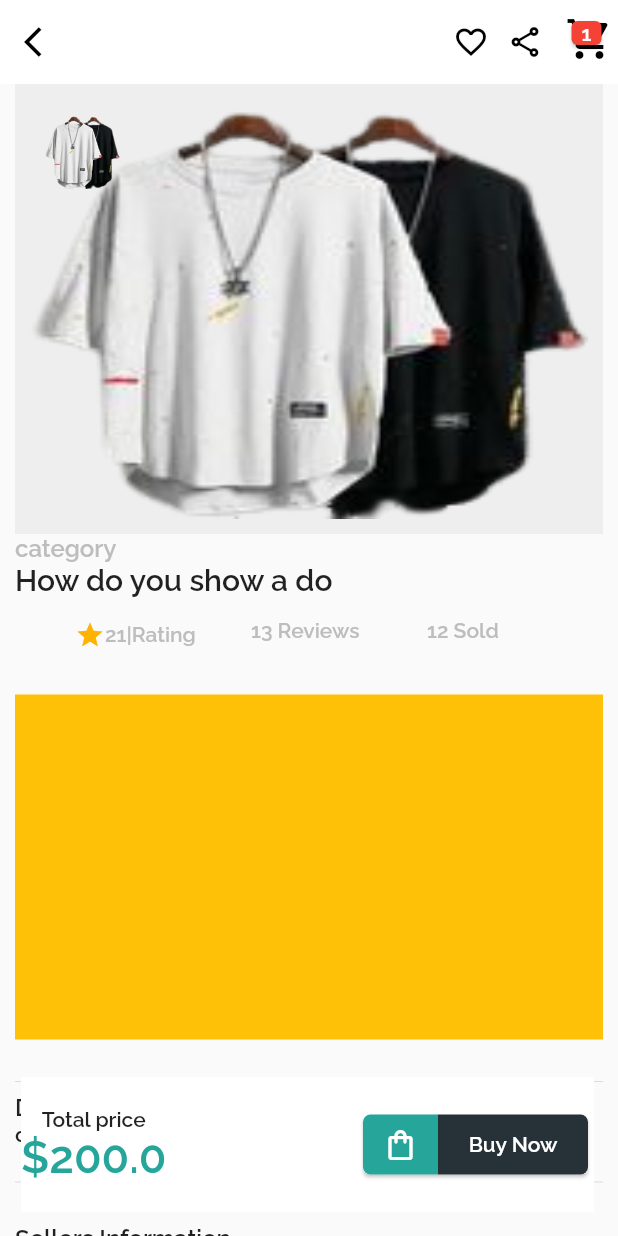
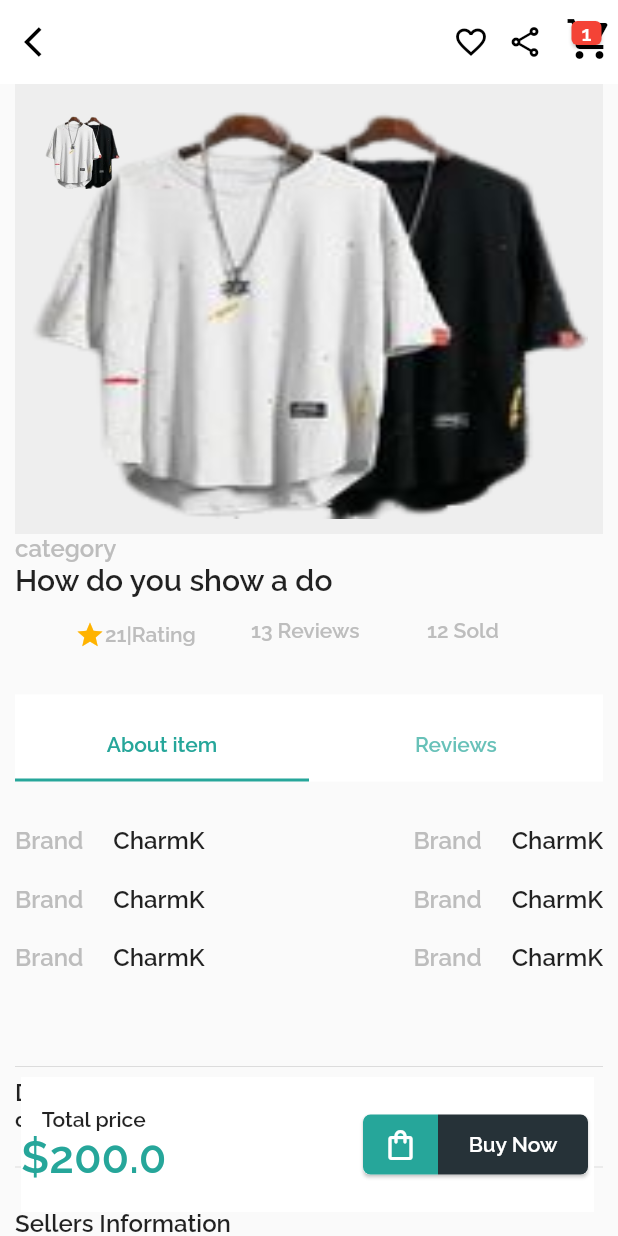
Before and after one commit to AmosLucky/moniepoint_test, a Flutter app: the screen it shows after launch, after a tap on "category", on a phone screen of 412 x 824 dp. Run offline on Flutter 3.47's test engine with Material 2 defaults, Android fonts, the phone set to English and light mode, and no system bars; drawn by our look-alikes of carousel_slider; our stand-ins replace animate_do, flutter_rating_bar, flutter_widget_from_html, page_transition, percent_indicator; missing offline and left inert: number_paginator.

Commit message:
Finish touching

```diff
--- /dev/null
+++ b/lib/animations/slide_up.dart
@@ -0,0 +1,36 @@
+import 'package:flutter/material.dart';
+
+class SlideUpAnimation extends StatefulWidget {
+  Widget child;
+  SlideUpAnimation({super.key, required this.child});
+
+  @override
+  State<SlideUpAnimation> createState() => _SlideUpAnimationState();
+}
+
+class _SlideUpAnimationState extends State<SlideUpAnimation>
+    with SingleTickerProviderStateMixin {
+  AnimationController? animation;
+  Animation<double>? _fadeInFadeOut;
+
+  @override
+  void initState() {
+    super.initState();
+    animation = AnimationController(
+      vsync: this,
+      duration: Duration(seconds: 1),
+    );
+    _fadeInFadeOut = Tween<double>(begin: 0.0, end: 1).animate(animation!);
+
+    animation!.forward();
+  }
+
+  @override
+  Widget build(BuildContext context) {
+    return Container(
+      child: Center(
+        child: FadeTransition(opacity: _fadeInFadeOut!, child: widget.child),
+      ),
+    );
+  }
+}
--- a/lib/constants/app_variables.dart
+++ b/lib/constants/app_variables.dart
@@ -1,2 +1,2 @@
-String appName = "MoniePointShop";
+String appName = "MoniePoint Shop";
 String slogan = "...best shoping experience";
--- a/lib/screens/home_screen.dart
+++ b/lib/screens/home_screen.dart
@@ -1,3 +1,4 @@
+import 'package:animate_do/animate_do.dart';
 import 'package:flutter/material.dart';
 import 'package:moniepoint_test/repos/product_repo.dart';
 import 'package:moniepoint_test/widgets/product_title.dart';
@@ -6,6 +7,7 @@ import '../constants/colors.dart';
 import '../widgets/carouse_head.dart';
 import '../widgets/icon_badge.dart';
 import '../widgets/list_widgets.dart';
+import '../widgets/navigation_bar.dart';
 import '../widgets/search_widget.dart';
 
 class HomeScreen extends StatefulWidget {
@@ -33,11 +35,12 @@ class _HomeScreenState extends State<HomeScreen> {
       body: SingleChildScrollView(
         child: Column(children: [
           Container(
-            height: 320,
+            height: 350,
             //color: Colors.amber,
-            child: const CarouselHead(),
+            child: FadeInUp(child: const CarouselHead()),
           ),
-          Container(
+          FadeInUp(
+            child: Container(
               margin: const EdgeInsets.symmetric(vertical: 10),
               height: 60,
               color: lightGrey,
@@ -58,6 +61,7 @@ class _HomeScreenState extends State<HomeScreen> {
                     ))
                   ]),
             ),
+          ),
           Container(
             padding: const EdgeInsets.symmetric(horizontal: 20),
             child: FutureBuilder(
@@ -77,12 +81,14 @@ class _HomeScreenState extends State<HomeScreen> {
                   );
                 }
 
-                return ListProducts(productMap: snapshot.data as List);
+                return FadeInUp(
+                    child: ListProducts(productMap: snapshot.data as List));
               },
             ),
           )
         ]),
       ),
+      bottomNavigationBar: navigationBar(),
     );
   }
 }
--- a/lib/screens/product_details.dart
+++ b/lib/screens/product_details.dart
@@ -1,3 +1,4 @@
+import 'package:animate_do/animate_do.dart';
 import 'package:flutter/material.dart';
 import 'package:flutter_rating_bar/flutter_rating_bar.dart';
 import 'package:flutter_widget_from_html/flutter_widget_from_html.dart';
@@ -8,10 +9,12 @@ import 'package:moniepoint_test/widgets/product_category.dart';
 import 'package:moniepoint_test/widgets/product_title.dart';
 import 'package:number_paginator/number_paginator.dart';
 
+import '../animations/slide_up.dart';
 import '../repos/product_repo.dart';
 import '../widgets/bottom_widget.dart';
 import '../widgets/detailed_thumbnail.dart';
 import '../widgets/image_rating.dart';
+import '../widgets/list_item.dart';
 import '../widgets/list_widgets.dart';
 import '../widgets/rating_deails.dart';
 import '../widgets/rating_row.dart';
@@ -67,28 +70,99 @@ class _ProductDetailsState extends State<ProductDetails> {
             padding: EdgeInsets.symmetric(horizontal: 10),
             alignment: Alignment.centerLeft,
             child: Column(children: [
-              DetailedThumbNail(
+              FadeInUp(
+                child: DetailedThumbNail(
                   images: widget.product.images,
                 ),
-              Container(
+              ),
+              FadeInUp(
+                child: Container(
                     alignment: Alignment.centerLeft,
                     child: ProductCategory(text: widget.product.category)),
-              Container(
+              ),
+              FadeInUp(
+                child: Container(
                     alignment: Alignment.centerLeft,
                     child: ProductTitle(
                       title: widget.product.title,
                       size: 20,
                     )),
-              Container(
+              ),
+              FadeInUp(
+                child: Container(
                   margin: EdgeInsets.symmetric(vertical: 10),
                   child: RatingDetails(
                     product: widget.product,
                   ),
                 ),
+              ),
+              FadeInUp(
+                child: Container(
+                    margin: EdgeInsets.symmetric(vertical: 20),
+                    height: 220,
+                    child: DefaultTabController(
+                      length: 2,
+                      child: Scaffold(
+                        appBar: AppBar(
+                          backgroundColor: whiteColor,
+                          foregroundColor: primaryColor,
+                          elevation: 0,
+                          toolbarHeight: 10,
+                          bottom: TabBar(
+                            labelColor: primaryColor,
+                            indicatorColor: primaryColor,
+                            tabs: const [
+                              Tab(
+                                text: "About item",
+                              ),
+                              Tab(
+                                text: "Reviews",
+                              ),
+                            ],
+                          ),
+                        ),
+                        body: TabBarView(children: [
                           Container(
                             margin: EdgeInsets.symmetric(vertical: 20),
-                height: 230,
-                color: Colors.amber,
+                            child: Column(children: [
+                              Container(
+                                margin: EdgeInsets.symmetric(vertical: 10),
+                                child: Row(
+                                  mainAxisAlignment:
+                                      MainAxisAlignment.spaceBetween,
+                                  children: [
+                                    ListItem(),
+                                    ListItem(),
+                                  ],
+                                ),
+                              ),
+                              Container(
+                                margin: EdgeInsets.symmetric(vertical: 10),
+                                child: Row(
+                                  mainAxisAlignment:
+                                      MainAxisAlignment.spaceBetween,
+                                  children: [
+                                    ListItem(),
+                                    ListItem(),
+                                  ],
+                                ),
+                              ),
+                              Container(
+                                margin: EdgeInsets.symmetric(vertical: 10),
+                                child: Row(
+                                  mainAxisAlignment:
+                                      MainAxisAlignment.spaceBetween,
+                                  children: [
+                                    ListItem(),
+                                    ListItem(),
+                                  ],
+                                ),
+                              )
+                            ]),
+                          )
+                        ]),
+                      ),
+                    )),
               ),
               const Divider(),
               Container(
--- a/lib/widgets/carouse_head.dart
+++ b/lib/widgets/carouse_head.dart
@@ -3,6 +3,7 @@ import 'package:flutter/material.dart';
 import 'package:moniepoint_test/constants/colors.dart';
 import 'package:moniepoint_test/models/product.dart';
 import 'package:moniepoint_test/repos/product_repo.dart';
+import 'package:page_transition/page_transition.dart';
 import 'package:provider/provider.dart';
 
 import '../repos/util_repo.dart';
@@ -26,7 +27,7 @@ class _CarouselHeadState extends State<CarouselHead> {
     return Column(children: [
       CarouselSlider(
         options: CarouselOptions(
-            height: size.height / 4,
+            height: size.height / 3.5,
             viewportFraction: 1.0,
             enlargeCenterPage: true,
             autoPlay: true,
@@ -57,8 +58,15 @@ class _CarouselHeadState extends State<CarouselHead> {
                       child: MaterialButton(
                         //shape: const StadiumBorder(),
                         onPressed: () {
-                          UtilRepo().navigateToScreen(context,
-                              ProductDetails(product: Product.fromJson(item)));
+                          Navigator.push(
+                              context,
+                              PageTransition(
+                                  type: PageTransitionType.bottomToTop,
+                                  duration: Duration(milliseconds: 500),
+                                  child: ProductDetails(
+                                      product: Product.fromJson(item))));
+                          // UtilRepo().navigateToScreen(context,
+                          //     ProductDetails(product: Product.fromJson(item)));
                         },
                         child: Text("Book Now"),
                         textColor: whiteColor,
--- /dev/null
+++ b/lib/widgets/list_item.dart
@@ -0,0 +1,21 @@
+import 'package:flutter/material.dart';
+import 'package:moniepoint_test/widgets/product_category.dart';
+import 'package:moniepoint_test/widgets/product_title.dart';
+
+class ListItem extends StatelessWidget {
+  const ListItem({super.key});
+
+  @override
+  Widget build(BuildContext context) {
+    return Row(
+      mainAxisAlignment: MainAxisAlignment.spaceEvenly,
+      children: [
+        ProductCategory(text: "Brand"),
+        SizedBox(
+          width: 20,
+        ),
+        ProductTitle(title: "CharmK")
+      ],
+    );
+  }
+}
--- /dev/null
+++ b/lib/widgets/navigation_bar.dart
@@ -0,0 +1,36 @@
+import 'package:flutter/material.dart';
+import 'package:moniepoint_test/constants/colors.dart';
+
+class navigationBar extends StatelessWidget {
+  @override
+  Widget build(BuildContext context) {
+    return BottomNavigationBar(
+      backgroundColor: whiteColor,
+      selectedItemColor: primaryColor,
+      unselectedItemColor: blackColor,
+      items: const <BottomNavigationBarItem>[
+        BottomNavigationBarItem(
+          icon: Icon(Icons.home),
+          label: ('Home'),
+          //backgroundColor: Colors.green
+        ),
+        BottomNavigationBarItem(
+            icon: Icon(Icons.search),
+            label: ('Voucher'),
+            backgroundColor: Colors.yellow),
+        BottomNavigationBarItem(
+          icon: Icon(Icons.person),
+          label: ('Wallet'),
+          backgroundColor: Colors.blue,
+        ),
+        BottomNavigationBarItem(
+          icon: Icon(Icons.person),
+          label: ('Settings'),
+          backgroundColor: Colors.blue,
+        )
+      ],
+      type: BottomNavigationBarType.shifting,
+    );
+    ;
+  }
+}
--- a/lib/widgets/single_product.dart
+++ b/lib/widgets/single_product.dart
@@ -7,6 +7,7 @@ import 'package:moniepoint_test/widgets/price_widget.dart';
 import 'package:moniepoint_test/widgets/product_category.dart';
 import 'package:moniepoint_test/widgets/product_imge.dart';
 import 'package:moniepoint_test/widgets/product_title.dart';
+import 'package:page_transition/page_transition.dart';
 
 import 'card_rating.dart';
 
@@ -24,8 +25,15 @@ class _SingleProductState extends State<SingleProduct> {
   Widget build(BuildContext context) {
     return InkWell(
       onTap: () {
-        UtilRepo()
-            .navigateToScreen(context, ProductDetails(product: widget.product));
+        Navigator.push(
+            context,
+            PageTransition(
+                type: PageTransitionType.bottomToTop,
+                duration: Duration(milliseconds: 500),
+                child: ProductDetails(product: widget.product)));
+
+        // UtilRepo()
+        //     .navigateToScreen(context, ProductDetails(product: widget.product));
       },
       child: Column(
         children: [
--- a/pubspec.yaml
+++ b/pubspec.yaml
@@ -41,6 +41,8 @@ dependencies:
   percent_indicator: ^4.2.3
   flutter_rating_bar: ^4.0.1
   number_paginator: ^0.2.3
+  page_transition: ^2.0.9
+  animate_do: ^3.0.2
 
 dev_dependencies:
   flutter_test:
```
Also changed, not shown: pubspec.lock. Lines whose indentation alone changed are shown as unchanged.
